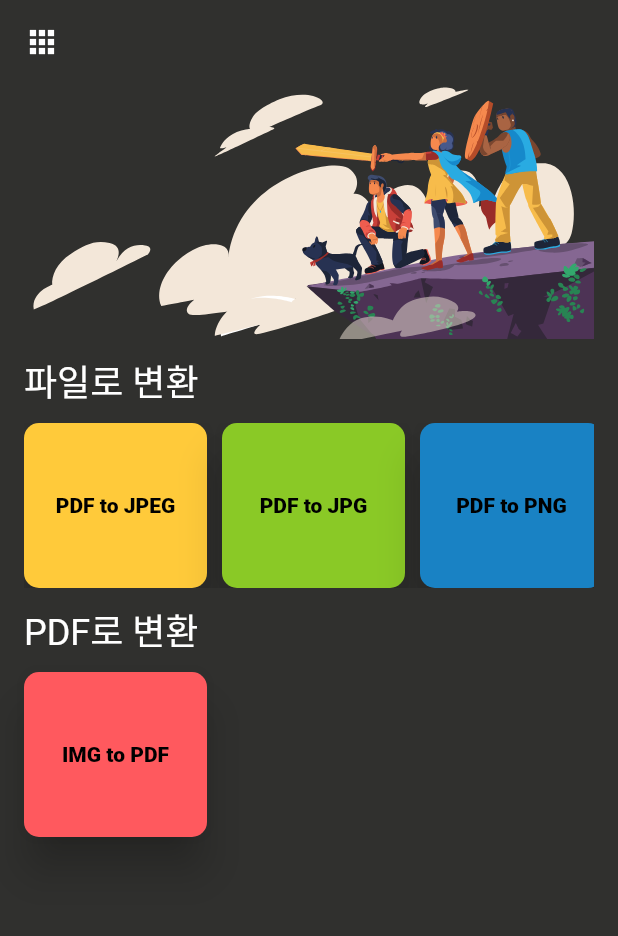
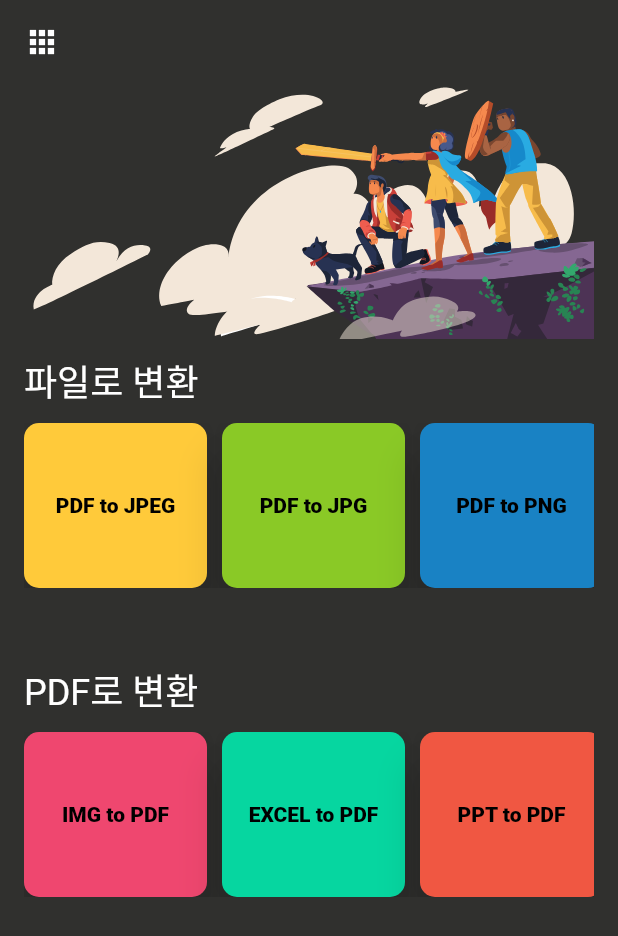
Before and after one commit to blake-lim/convert_all, a Flutter app: the screen it shows after launch, on a phone screen of 412 x 824 dp. Shown: the top 936 px of the screen. Run offline on Flutter 3.47's test engine with Material 2 defaults, Android fonts, the phone set to English and light mode, and no system bars; drawn by our look-alikes of google_mobile_ads; our stand-ins replace file_picker, flutter_secure_storage, flutter_speed_dial, flutter_svg, get, lottie and 1 more; missing offline and left inert: flutter_pdfview; network calls fail; Roboto replaces fonts that are missing (Pretendards, Yeongdeok Snow Crab); project files that could hold a hidden picture were left out.

Commit message:
ENH : 오피스 to PDF 기능 추가 되어 메뉴 구성

```diff
--- a/lib/feature/convert/screen/home_screen.dart
+++ b/lib/feature/convert/screen/home_screen.dart
@@ -277,7 +277,7 @@ class _HomeScreenState extends State<HomeScreen> {
         ),
       ),
       drawer: Drawer(
-        backgroundColor: Colors.amber,
+        backgroundColor: const Color(0xFF30302E),
         child: ListView(
           padding: EdgeInsets.zero,
           children: <Widget>[
@@ -306,12 +306,12 @@ class _HomeScreenState extends State<HomeScreen> {
                 '보관함',
                 style: TextStyle(
                     fontSize: 20,
-                    color: Colors.black,
+                    color: Colors.white,
                     fontFamily: 'Yeongdeok Snow Crab',
                     fontWeight: FontWeight.w500),
               ),
               onTap: () {
-                Get.to(MyBoxScreen());
+                Get.to(const MyBoxScreen());
               },
             ),
             ListTile(
@@ -324,7 +324,7 @@ class _HomeScreenState extends State<HomeScreen> {
                 '설정',
                 style: TextStyle(
                     fontSize: 20,
-                    color: Colors.black,
+                    color: Colors.white,
                     fontFamily: 'Yeongdeok Snow Crab',
                     fontWeight: FontWeight.w500),
               ),
@@ -376,6 +376,7 @@ class _HomeScreenState extends State<HomeScreen> {
                             as String)),
               ),
             ),
+            const SizedBox(height: 40),
             const Align(
               alignment: Alignment.topLeft,
               child: Text(
--- a/lib/global/menu_data.dart
+++ b/lib/global/menu_data.dart
@@ -18,24 +18,24 @@ class FileItem {
 final List<Map<String, Object>> convertPdfToFiletMenuButtons = [
   {
     'text': 'IMG to PDF',
-    'color': const Color(0xFFff595e),
+    'color': const Color(0xFFef476f),
     'conversionType': 'IMGtoPDF',
   },
-  // {
-  //   'text': 'EXCEL to PDF',
-  //   'color': const Color(0xFFE6CCE7),
-  //   'conversionType': 'EXCELtoPDF'
-  // },
-  // {
-  //   'text': 'PPT to PDF',
-  //   'color': const Color(0xFFF7606F),
-  //   'conversionType': 'PPTtoPDF'
-  // },
-  // {
-  //   'text': 'WORD to PDF',
-  //   'color': const Color(0xFFFEE500),
-  //   'conversionType': 'WORDtoPDF'
-  // },
+  {
+    'text': 'EXCEL to PDF',
+    'color': const Color(0xFF06d6a0),
+    'conversionType': 'EXCELtoPDF'
+  },
+  {
+    'text': 'PPT to PDF',
+    'color': const Color(0xFFf05742),
+    'conversionType': 'PPTtoPDF'
+  },
+  {
+    'text': 'WORD to PDF',
+    'color': const Color(0xFF1b9aaa),
+    'conversionType': 'WORDtoPDF'
+  },
 ];
 final List<Map<String, Object>> convertFileToPdftMenuButtons = [
   {
```
Also changed, not shown: lib/feature/convert/screen/setting_screen.dart (+10 -12 lines), 1 other file.
